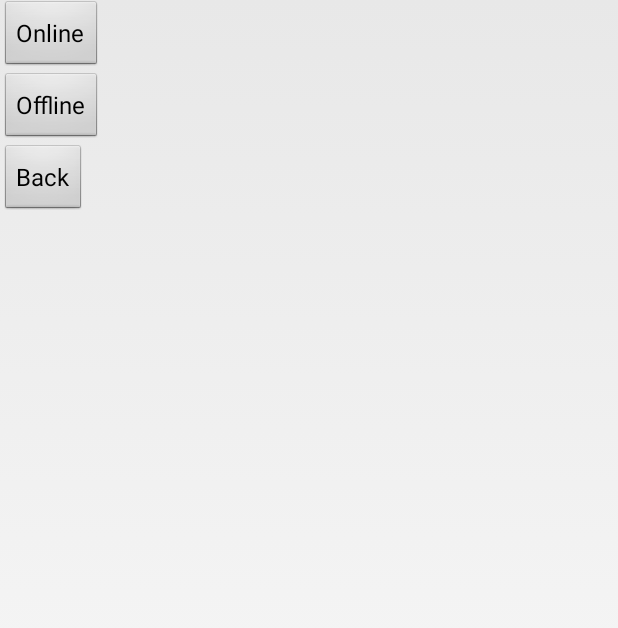
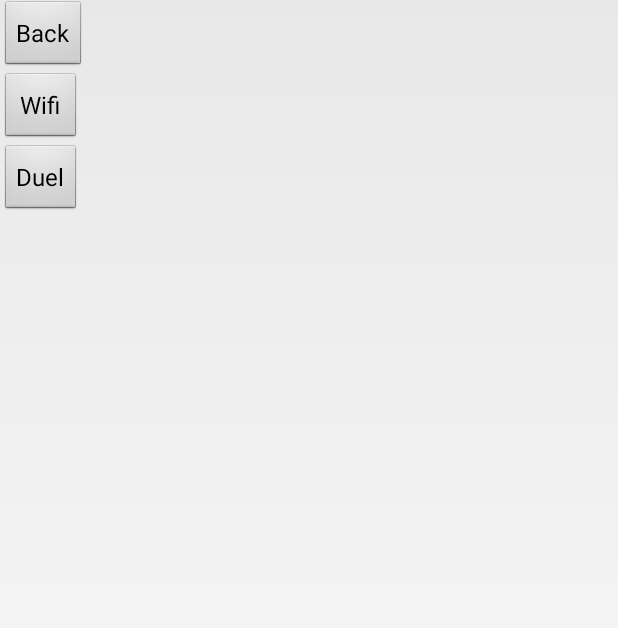
Before and after one commit to dophu1402/Mobile, an Android app: the MenuNavigationActivity screen opened directly, with no data from a screen before it, after a tap on "CARO", on a phone screen of 412 x 824 dp. Shown: the top 628 px of the screen. Run offline under Robolectric (Android 15) with nearby library versions, the light colour scheme and no system bars.

Commit message:
chỉnh sửa không hiện nút xo
do theme

```diff
--- a/app/src/main/AndroidManifest.xml
+++ b/app/src/main/AndroidManifest.xml
@@ -9,7 +9,8 @@
         android:roundIcon="@mipmap/ic_launcher_round"
         android:supportsRtl="true"
         android:theme="@android:style/Theme.Light.NoTitleBar.Fullscreen">
-        <activity android:name=".GamePlay"></activity>
+        <activity android:name=".GamePlay"
+            android:theme="@style/Theme.AppCompat"/>
         <activity android:name=".SetUpConnection" />
         <activity android:name=".SplashActivity">
             <intent-filter>
--- a/app/src/main/java/com/example/duelmultiplayergame/GameMenuAdapter.java
+++ b/app/src/main/java/com/example/duelmultiplayergame/GameMenuAdapter.java
@@ -57,7 +57,13 @@ public class GameMenuAdapter extends BaseAdapter {
             @Override public void onClick(View v) {
                 Intent intent = new Intent(context, SetUpConnection.class);
                 Bundle bundle = new Bundle();
-                bundle.putInt("CodeGame", Constant_Name_Game.CARO.getValue());
+
+                int code = -1;
+                if (position == 0){
+                    code = Constant_Name_Game.CARO.getValue();
+                }
+                bundle.putInt("CodeGame", code);
+
                 intent.putExtras(bundle);
                 context.startActivity(intent);
             }
--- a/app/src/main/java/com/example/duelmultiplayergame/GamePlay.java
+++ b/app/src/main/java/com/example/duelmultiplayergame/GamePlay.java
@@ -37,7 +37,7 @@ public class GamePlay extends Activity {
         super.onCreate(savedInstanceState);
         setContentView(R.layout.activity_game_play);
 
-        myGridLayout = (GridLayout) findViewById(R.id.myGrid);
+        myGridLayout = (GridLayout)findViewById(R.id.myGrid);
         myGridLayout.setUseDefaultMargins(false);
         myGridLayout.setAlignmentMode(GridLayout.ALIGN_BOUNDS);
         myGridLayout.setRowOrderPreserved(false);
@@ -90,7 +90,6 @@ public class GamePlay extends Activity {
                 myGridLayout.addView(tView);
             }
         }
-
         myGridLayout.getViewTreeObserver().addOnGlobalLayoutListener(
                 new ViewTreeObserver.OnGlobalLayoutListener(){
                     @Override
@@ -147,7 +146,6 @@ public class GamePlay extends Activity {
 //    }
 
     MyView[] myViews;
-
 
 //    boolean d = false;
 //    public boolean onInterceptTouchEvent(MotionEvent event) {
--- a/app/src/main/java/com/example/duelmultiplayergame/SetUpConnection.java
+++ b/app/src/main/java/com/example/duelmultiplayergame/SetUpConnection.java
@@ -12,9 +12,10 @@ import android.widget.Toast;
 public class SetUpConnection extends Activity implements View.OnClickListener {
 
     Button btnBackConnect;
+    Intent intent = null;
 
     // btn control
-    Button btnPlayonOnline, btnPlayonBluetooth, btnPlayonOffline, btnPlayonWifi;
+    Button btnPlayonOnline, btnPlayonOffline;
 
     @Override
     protected void onCreate(Bundle savedInstanceState) {
@@ -23,25 +24,18 @@ public class SetUpConnection extends Activity implements View.OnClickListener {
 
         btnBackConnect = (Button)this.findViewById(R.id.btnBackConnect);
 
-        btnPlayonBluetooth = (Button)this.findViewById(R.id.btnPlayonBluetooth);
-        btnPlayonWifi = (Button)this.findViewById(R.id.btnPlayonWifi);
         btnPlayonOnline = (Button)this.findViewById(R.id.btnPlayonOnline);
         btnPlayonOffline = (Button)this.findViewById(R.id.btnPlayonOffline);
 
         btnPlayonOffline.setOnClickListener(this);
         btnPlayonOnline.setOnClickListener(this);
-        btnPlayonWifi.setOnClickListener(this);
-        btnPlayonBluetooth.setOnClickListener(this);
         btnBackConnect.setOnClickListener(this);
 
-        CustomButtonControl.visibilityGone(btnPlayonBluetooth);
-        CustomButtonControl.visibilityGone(btnPlayonWifi);
-
-        Intent intent = getIntent();
-        Bundle bundle = intent.getExtras();
+        Bundle bundle = getIntent().getExtras();
 
         if (bundle.getInt("CodeGame") == Constant_Name_Game.CARO.getValue()){
             Toast.makeText(this,"Caro", Toast.LENGTH_SHORT).show();
+            intent = new Intent(SetUpConnection.this, GamePlay.class);
         }
 
     }
@@ -50,36 +44,17 @@ public class SetUpConnection extends Activity implements View.OnClickListener {
     public void onClick(View v) {
         switch (v.getId()){
             case R.id.btnBackConnect:
-                if (CustomButtonControl.isVisibility(btnPlayonOnline)){
-                    SetUpConnection.super.onBackPressed();
+                SetUpConnection.super.onBackPressed();
+                break;
+            case R.id.btnPlayonOffline:
+                if (intent != null){
+                    startActivity(intent);
                 }
                 else {
-                    CustomButtonControl.visibilityGone(btnPlayonWifi);
-                    CustomButtonControl.visibilityGone(btnPlayonBluetooth);
-                    CustomButtonControl.visibilityVisible(btnPlayonOnline);
-                    CustomButtonControl.visibilityVisible(btnPlayonOffline);
                 }
                 break;
-            case R.id.btnPlayonOffline:
-                startActivity(new Intent(SetUpConnection.this, GamePlay.class));
-                break;
             case R.id.btnPlayonOnline:
-                CustomButtonControl.visibilityGone(btnPlayonOnline);
-                CustomButtonControl.visibilityGone(btnPlayonOffline);
-                CustomButtonControl.visibilityVisible(btnPlayonWifi);
-                CustomButtonControl.visibilityVisible(btnPlayonBluetooth);
-                break;
-            case R.id.btnPlayonWifi:
-                CustomButtonControl.visibilityGone(btnPlayonWifi);
-                CustomButtonControl.visibilityGone(btnPlayonBluetooth);
-                CustomButtonControl.visibilityVisible(btnPlayonOnline);
-                CustomButtonControl.visibilityVisible(btnPlayonOffline);
-                break;
-            case R.id.btnPlayonBluetooth:
-                CustomButtonControl.visibilityGone(btnPlayonWifi);
-                CustomButtonControl.visibilityGone(btnPlayonBluetooth);
-                CustomButtonControl.visibilityVisible(btnPlayonOnline);
-                CustomButtonControl.visibilityVisible(btnPlayonOffline);
+                // connect
                 break;
         }
     }
--- a/app/src/main/res/layout/activity_set_up_connection.xml
+++ b/app/src/main/res/layout/activity_set_up_connection.xml
@@ -7,7 +7,12 @@
     android:layout_height="match_parent"
     tools:context=".SetUpConnection"
     android:orientation="vertical">
-
+    <Button
+        android:id="@+id/btnBackConnect"
+        android:layout_width="wrap_content"
+        android:layout_height="wrap_content"
+        android:text="Back"
+        android:textSize="16sp" />
     <TableLayout
         android:layout_width="match_parent"
         android:layout_height="wrap_content">
@@ -17,14 +22,7 @@
                 android:layout_width="wrap_content"
                 android:layout_height="wrap_content"
                 android:textSize="16sp"
-                android:text="Online"/>
-
-            <Button
-                android:id="@+id/btnPlayonBluetooth"
-                android:layout_width="wrap_content"
-                android:layout_height="wrap_content"
-                android:textSize="16sp"
-                android:text="Bluetooth"/>
+                android:text="Wifi"/>
         </TableRow>
         <TableRow>
             <Button
@@ -32,20 +30,9 @@
                 android:layout_width="wrap_content"
                 android:layout_height="wrap_content"
                 android:textSize="16sp"
-                android:text="Offline"/>
-            <Button
-                android:id="@+id/btnPlayonWifi"
-                android:layout_width="wrap_content"
-                android:layout_height="wrap_content"
-                android:textSize="16sp"
-                android:text="Wifi"/>
+                android:text="Duel"/>
         </TableRow>
     </TableLayout>
-    <Button
-        android:id="@+id/btnBackConnect"
-        android:layout_width="wrap_content"
-        android:layout_height="wrap_content"
-        android:text="Back"
-        android:textSize="16sp" />
+
 
 </LinearLayout>
```
Also changed, not shown: app/src/main/java/com/example/duelmultiplayergame/MyView.java (+4 -5 lines).
